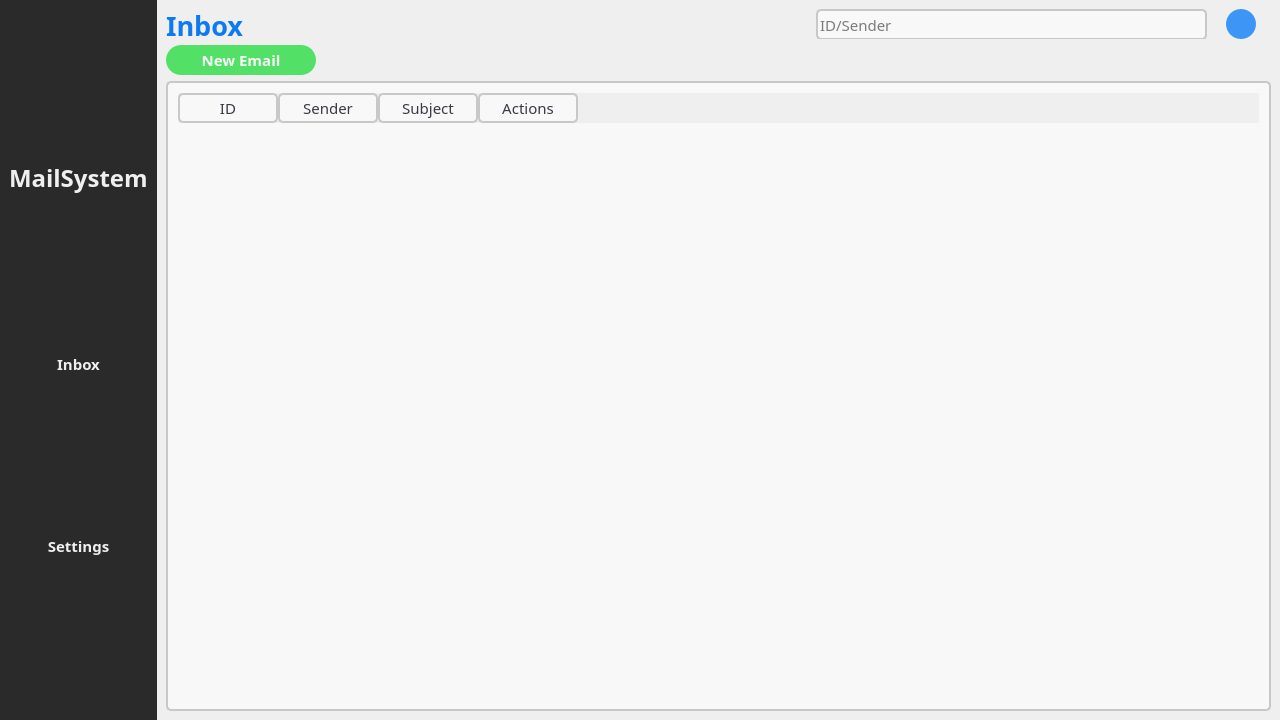
Qt form mainwindow.ui (rrios7/MailSystem) before a commit.
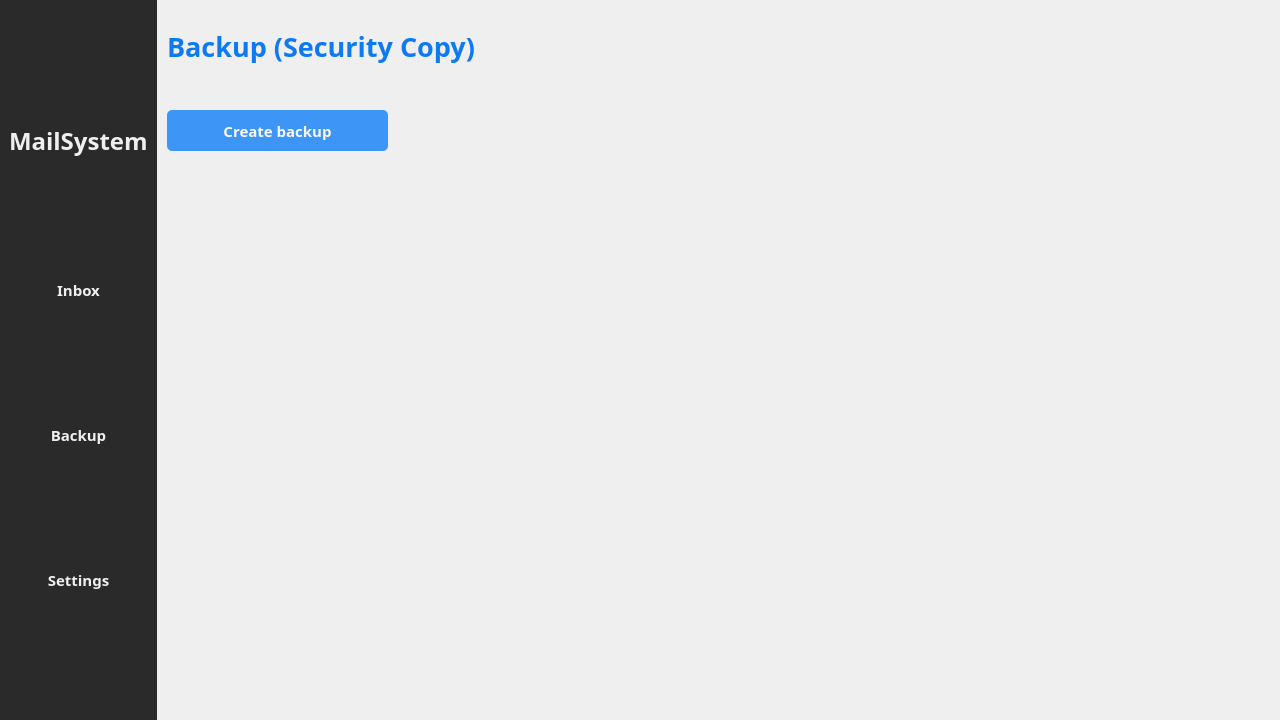
The same form after that commit. The open tabs and pages were chosen to show the change. Icons and pictures are not drawn.

Commit message: Added option to backup all emails into a CSV file

Diff of the .ui file:
```diff
--- a/mainwindow.ui
+++ b/mainwindow.ui
@@ -209,6 +209,34 @@
             </property>
            </widget>
           </item>
+          <item>
+           <widget class="QPushButton" name="backupButton">
+            <property name="font">
+             <font>
+              <family>Montserrat</family>
+              <pointsize>11</pointsize>
+              <weight>75</weight>
+              <bold>true</bold>
+             </font>
+            </property>
+            <property name="focusPolicy">
+             <enum>Qt::NoFocus</enum>
+            </property>
+            <property name="text">
+             <string>Backup</string>
+            </property>
+            <property name="icon">
+             <iconset resource="resources.qrc">
+              <normaloff>:/icons/security.png</normaloff>:/icons/security.png</iconset>
+            </property>
+            <property name="iconSize">
+             <size>
+              <width>24</width>
+              <height>24</height>
+             </size>
+            </property>
+           </widget>
+          </item>
           <item>
            <widget class="QPushButton" name="settingsButton">
             <property name="font">
@@ -263,7 +291,7 @@
 	border-radius: 10px;
 }
 
-#dashboardPage {
+#inboxPage {
 	background-color: rgb(239, 239, 239);
 	border-radius: 10px;
 }
@@ -422,6 +450,8 @@
                <font>
                 <family>Montserrat</family>
                 <pointsize>11</pointsize>
+                <weight>75</weight>
+                <bold>true</bold>
                </font>
               </property>
               <property name="styleSheet">
@@ -887,6 +917,68 @@
            </item>
           </layout>
          </widget>
+         <widget class="QWidget" name="backupPage">
+          <widget class="QPushButton" name="createBackupButton">
+           <property name="geometry">
+            <rect>
+             <x>10</x>
+             <y>110</y>
+             <width>221</width>
+             <height>41</height>
+            </rect>
+           </property>
+           <property name="font">
+            <font>
+             <family>Montserrat</family>
+             <pointsize>11</pointsize>
+             <weight>75</weight>
+             <bold>true</bold>
+            </font>
+           </property>
+           <property name="focusPolicy">
+            <enum>Qt::NoFocus</enum>
+           </property>
+           <property name="text">
+            <string>Create backup</string>
+           </property>
+           <property name="icon">
+            <iconset resource="resources.qrc">
+             <normaloff>:/icons/downarrow.png</normaloff>:/icons/downarrow.png</iconset>
+           </property>
+           <property name="iconSize">
+            <size>
+             <width>24</width>
+             <height>24</height>
+            </size>
+           </property>
+          </widget>
+          <widget class="QLabel" name="backupLabel">
+           <property name="geometry">
+            <rect>
+             <x>10</x>
+             <y>30</y>
+             <width>431</width>
+             <height>33</height>
+            </rect>
+           </property>
+           <property name="font">
+            <font>
+             <family>Montserrat Medium</family>
+             <pointsize>20</pointsize>
+             <weight>75</weight>
+             <bold>true</bold>
+            </font>
+           </property>
+           <property name="styleSheet">
+            <string notr="true">#backupLabel {
+	color: rgb(13, 122, 242); 
+}</string>
+           </property>
+           <property name="text">
+            <string>Backup (Security Copy)</string>
+           </property>
+          </widget>
+         </widget>
         </widget>
        </item>
       </layout>
```
Left out of the diff: 14 changed lines with no effect on the pictures. The commit also changes 11 other files.
